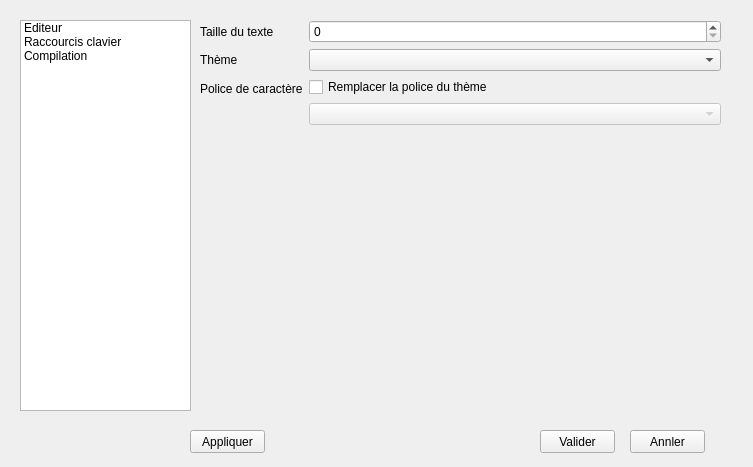
First picture: the form in source/dialogconfig.ui, repository Bramas/texiteasy, before the edit.
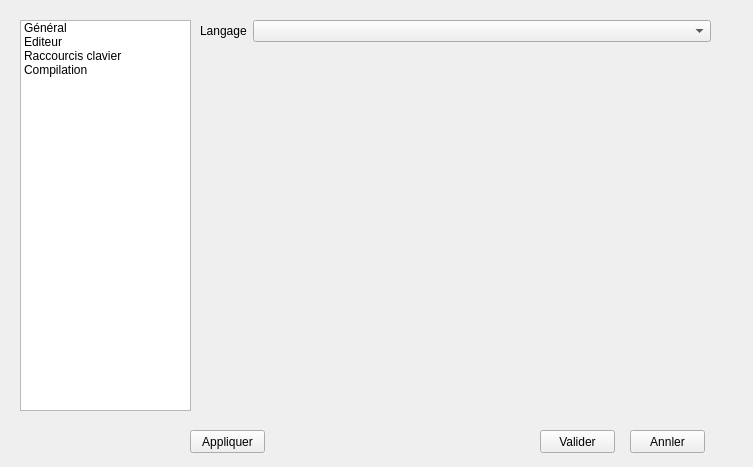
Second picture: the form after the edit.

Diff of the .ui file:
```diff
--- a/source/dialogconfig.ui
+++ b/source/dialogconfig.ui
@@ -22,6 +22,11 @@
      <height>391</height>
     </rect>
    </property>
+   <item>
+    <property name="text">
+     <string>Général</string>
+    </property>
+   </item>
    <item>
     <property name="text">
      <string>Editeur</string>
@@ -50,6 +55,30 @@
    <property name="currentIndex">
     <number>0</number>
    </property>
+   <widget class="QWidget" name="pageGeneral">
+    <widget class="QWidget" name="formLayoutWidget_2">
+     <property name="geometry">
+      <rect>
+       <x>0</x>
+       <y>0</y>
+       <width>511</width>
+       <height>391</height>
+      </rect>
+     </property>
+     <layout class="QFormLayout" name="formLayout_3">
+      <item row="0" column="0">
+       <widget class="QLabel" name="label_7">
+        <property name="text">
+         <string>Langage</string>
+        </property>
+       </widget>
+      </item>
+      <item row="0" column="1">
+       <widget class="QComboBox" name="comboBoxLanguages"/>
+      </item>
+     </layout>
+    </widget>
+   </widget>
    <widget class="QWidget" name="pageEditor">
     <widget class="QWidget" name="gridLayoutWidget">
      <property name="geometry">
```
